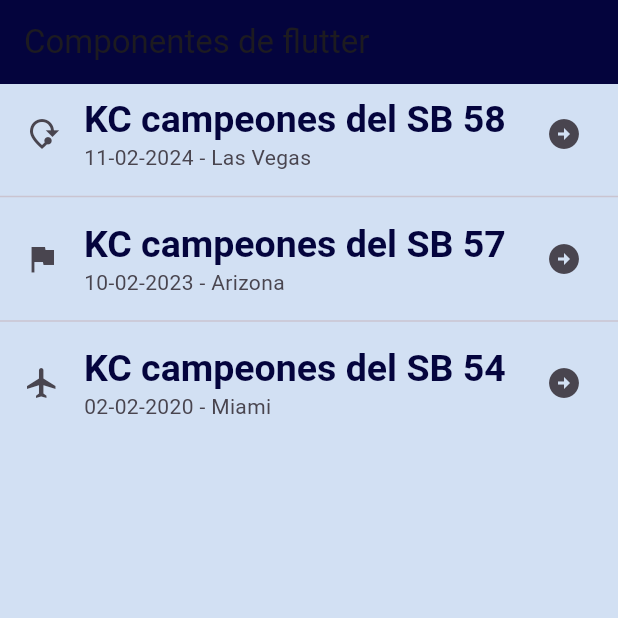
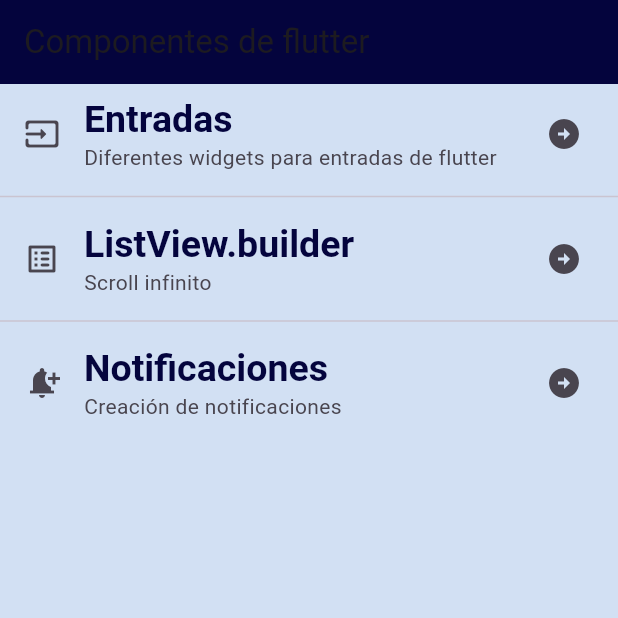
Before and after one commit to gnievap/componentes_flutter5c, a Flutter app: the screen it shows after launch, on a phone screen of 412 x 824 dp, the top half of it. Run offline on Flutter 3.47's test engine with Material 3 defaults, Android fonts, the phone set to English and light mode, and no system bars.

Commit message:
Changing the content of the ListTiles

```diff
--- a/lib/home_screen.dart
+++ b/lib/home_screen.dart
@@ -12,34 +12,34 @@ class HomeScreen extends StatelessWidget {
       body: ListView(
         children: [
           ListTile(
-            leading: const Icon(Icons.mode_of_travel),
+            leading: const Icon(Icons.input_rounded),
             title: Text(
-              'KC campeones del SB 58',
+              'Entradas',
               style: Theme.of(context).textTheme.headlineLarge,
             ),
             subtitle: const Text(
-              '11-02-2024 - Las Vegas',
+              'Diferentes widgets para entradas de flutter',
             ),
             trailing: const Icon(Icons.arrow_circle_right),
           ),
           const Divider(),
           ListTile(
-            leading: const Icon(Icons.flag),
+            leading: const Icon(Icons.list_alt_rounded),
             title: Text(
-              'KC campeones del SB 57',
+              'ListView.builder',
               style: Theme.of(context).textTheme.headlineLarge,
             ),
-            subtitle: const Text('10-02-2023 - Arizona'),
+            subtitle: const Text('Scroll infinito'),
             trailing: const Icon(Icons.arrow_circle_right),
           ),
           const Divider(),
           ListTile(
-            leading: const Icon(Icons.flight),
+            leading: const Icon(Icons.notification_add),
             title: Text(
-              'KC campeones del SB 54',
+              'Notificaciones',
               style: Theme.of(context).textTheme.headlineLarge,
             ),
-            subtitle: const Text('02-02-2020 - Miami'),
+            subtitle: const Text('Creación de notificaciones'),
             trailing: const Icon(Icons.arrow_circle_right),
           ),
         ],
```
